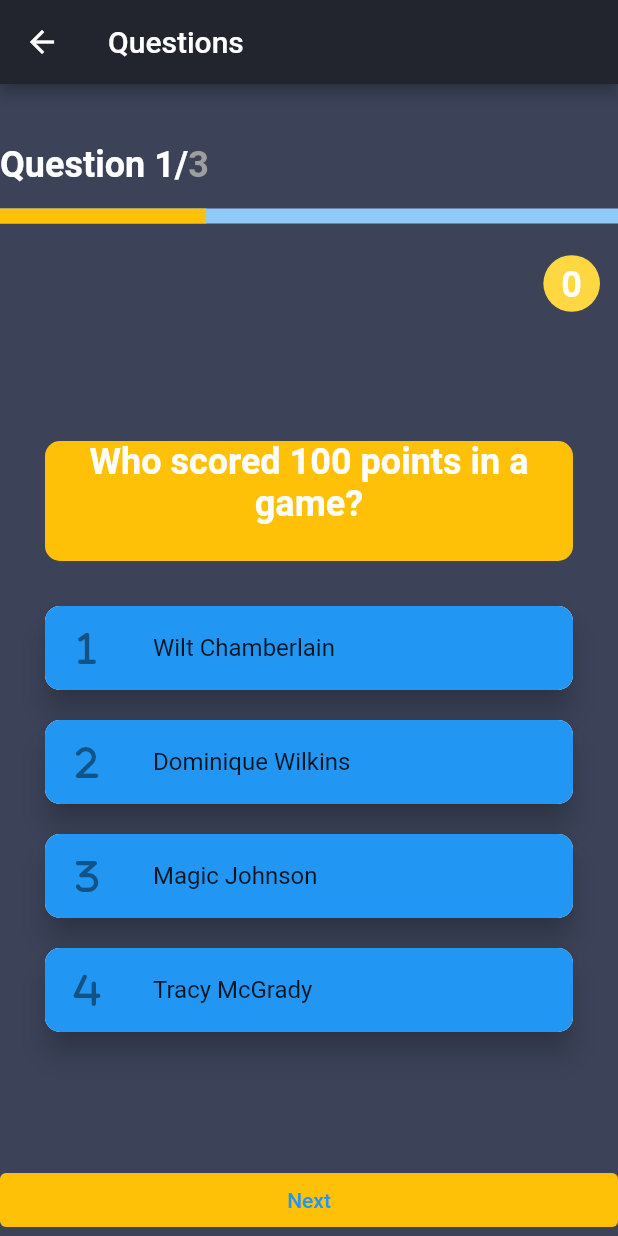
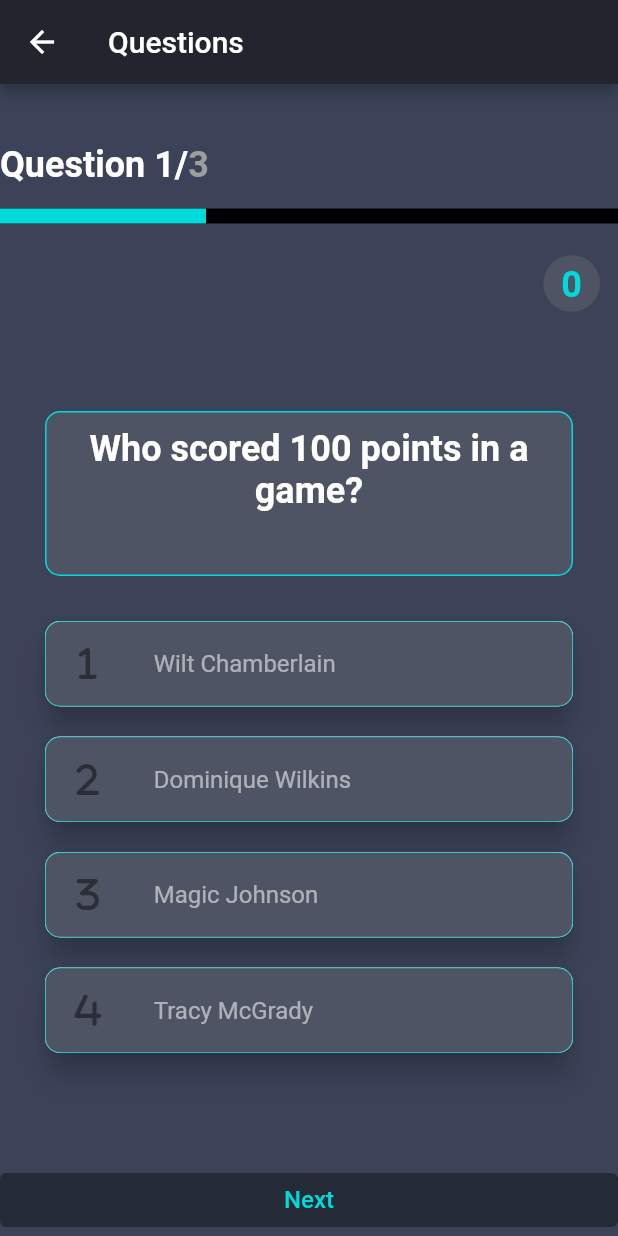
Before and after one commit to soulandbone/trivia_app, a Flutter app: the QuestionsScreen screen opened by its route, on a phone screen of 412 x 824 dp. Run offline on Flutter 3.47's test engine with Material 2 defaults, Android fonts, the phone set to English and light mode, and no system bars; our stand-ins replace flutter_riverpod, font_awesome_flutter, gap.

Commit message:
Improved the design on the Questions Page, now it looks more uniform , and professional accordingly to the theme of the App

```diff
--- a/lib/screens/quiz_end.dart
+++ b/lib/screens/quiz_end.dart
@@ -6,7 +6,7 @@ class QuizEnd extends StatelessWidget {
 
   @override
   Widget build(BuildContext context) {
-    return Scaffold(
+    return const Scaffold(
       body: Center(child: Text('End of Quiz, results, bla bla')),
     );
   }
--- a/lib/widgets/answers.dart
+++ b/lib/widgets/answers.dart
@@ -2,6 +2,7 @@ import 'package:flutter/material.dart';
 import 'package:flutter_riverpod/flutter_riverpod.dart';
 import 'package:font_awesome_flutter/font_awesome_flutter.dart';
 import 'package:trivia_app/providers/riverpod.dart';
+import 'package:trivia_app/utils/app_styles.dart';
 
 enum Options { unpressed, pressedCorrect, pressedWrong }
 
@@ -43,10 +44,18 @@ class _AnswersState extends ConsumerState<Answers> {
   }
 
   List<Icon> icons = const [
-    Icon(FontAwesomeIcons.one),
-    Icon(FontAwesomeIcons.two),
-    Icon(FontAwesomeIcons.three),
-    Icon(FontAwesomeIcons.four),
+    Icon(
+      FontAwesomeIcons.one,
+    ),
+    Icon(
+      FontAwesomeIcons.two,
+    ),
+    Icon(
+      FontAwesomeIcons.three,
+    ),
+    Icon(
+      FontAwesomeIcons.four,
+    ),
   ];
 
   @override
@@ -59,17 +68,22 @@ class _AnswersState extends ConsumerState<Answers> {
       elevation: 8,
       child: ListTile(
         enabled: widget.enabled,
+
         onTap: () => checkAnswer(widget.number),
         shape: const RoundedRectangleBorder(
+            side: BorderSide(color: AppStyles.turquoise, width: 0.5),
             borderRadius: BorderRadius.all(Radius.circular(10))),
         tileColor: !widget.pressed
-            ? Colors.blue
+            ? AppStyles.cardBgColor
             : correctOption
                 ? Colors.green
                 : Colors.red,
 
         leading: icons[widget.number], //[0...3],
-        title: Text(widget.optionText),
+        title: Text(
+          widget.optionText,
+          style: const TextStyle(color: Colors.white54),
+        ),
       ),
     );
   }
--- a/lib/widgets/composed_widgets/quiz.dart
+++ b/lib/widgets/composed_widgets/quiz.dart
@@ -51,7 +51,7 @@ class _QuizState extends ConsumerState<Quiz> {
         alignment: Alignment.centerRight,
         child: CurrentPoints(),
       ),
-      const Gap(60),
+      const Gap(40),
       Center(
           child: Question(
               question:
@@ -80,9 +80,13 @@ class _QuizState extends ConsumerState<Quiz> {
         width: double.infinity,
         child: TextButton(
             style: const ButtonStyle(
-                backgroundColor: MaterialStatePropertyAll(Colors.amber)),
+                backgroundColor: MaterialStatePropertyAll(Colors.black38)),
             onPressed: () => nextPage(),
-            child: const Text('Next')),
+            child: Text(
+              'Next',
+              style:
+                  AppStyles.cardSubTitle.copyWith(color: AppStyles.turquoise),
+            )),
       )
     ]);
   }
--- a/lib/widgets/current_points.dart
+++ b/lib/widgets/current_points.dart
@@ -16,13 +16,13 @@ class CurrentPoints extends ConsumerWidget {
       height: 50,
       decoration: const BoxDecoration(
         shape: BoxShape.circle,
-        color: Colors.amberAccent,
+        color: AppStyles.cardBgColor,
         //borderRadius: BorderRadius.all(Radius.circular(10))
       ),
       child: Text(
         '${quizData.currentPoints}',
         textAlign: TextAlign.center,
-        style: AppStyles.title,
+        style: AppStyles.title.copyWith(color: AppStyles.turquoise),
       ),
     );
   }
--- a/lib/widgets/question.dart
+++ b/lib/widgets/question.dart
@@ -9,10 +9,13 @@ class Question extends StatelessWidget {
   @override
   Widget build(BuildContext context) {
     return Container(
+      padding: const EdgeInsets.symmetric(horizontal: 5, vertical: 10),
       margin: const EdgeInsets.symmetric(horizontal: 30, vertical: 20),
-      height: 80,
+      height: 110,
       decoration: BoxDecoration(
-          color: Colors.amber, borderRadius: BorderRadius.circular(10)),
+          color: AppStyles.cardBgColor,
+          borderRadius: BorderRadius.circular(10),
+          border: Border.all(color: AppStyles.turquoise)),
       child: Text(
         textAlign: TextAlign.center,
         question,
--- a/lib/widgets/quiz_progress.dart
+++ b/lib/widgets/quiz_progress.dart
@@ -1,5 +1,6 @@
 import 'package:flutter/material.dart';
 import 'package:flutter_riverpod/flutter_riverpod.dart';
+import 'package:trivia_app/utils/app_styles.dart';
 
 import '../providers/riverpod.dart';
 
@@ -15,7 +16,8 @@ class QuizzProgress extends ConsumerWidget {
       margin: const EdgeInsets.only(top: 15),
       child: LinearProgressIndicator(
         minHeight: 10,
-        color: Colors.amber,
+        backgroundColor: Colors.black,
+        color: AppStyles.turquoise,
         value: (quizData.currentPage + 1) / questionsAnswers.length,
       ),
     );
```
